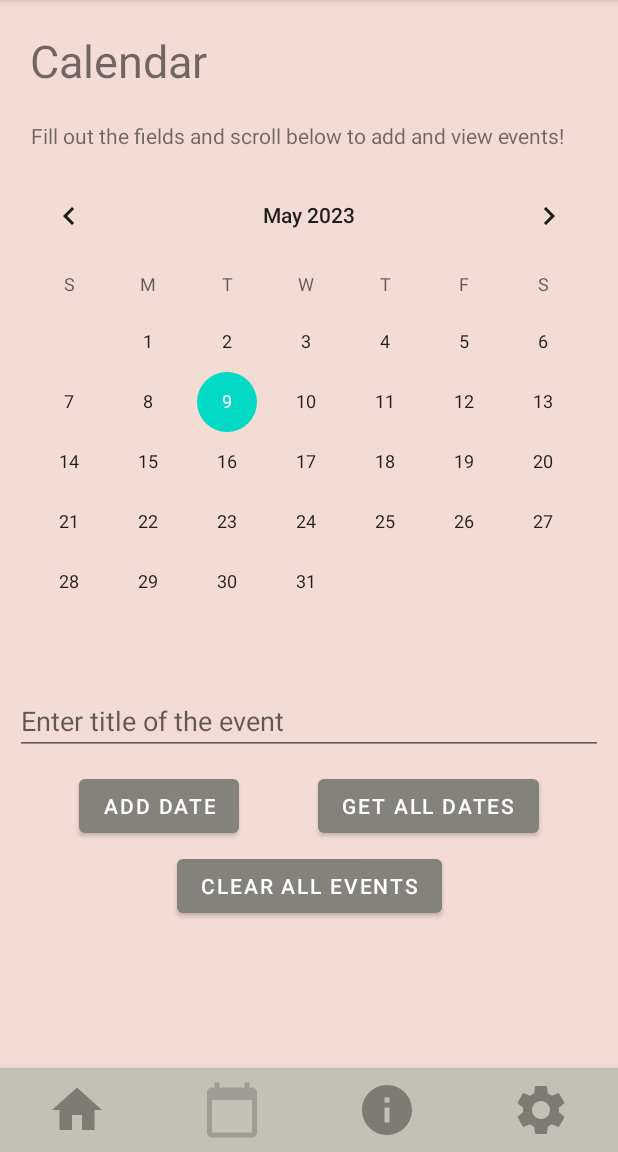
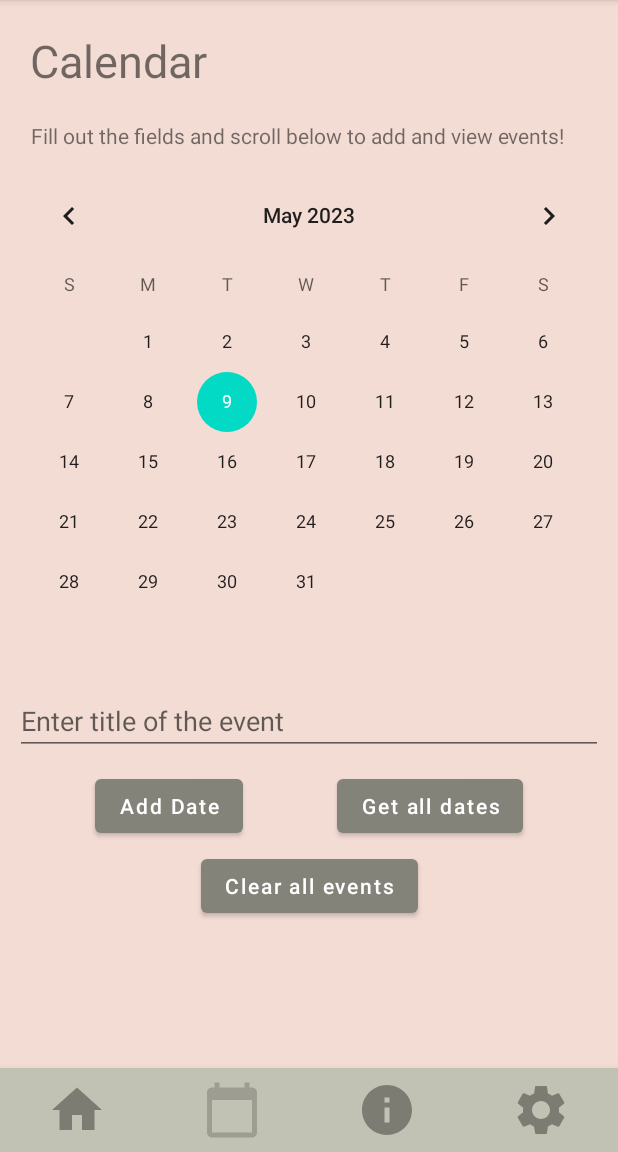
Before and after one commit to fmasood23/HabiApp, an Android app: the HomeFragment screen opened directly, with no data from a screen before it, item 2 of the bottom bar chosen, on a phone screen of 412 x 824 dp, the part 84-1236 px from its top. Run offline under Robolectric (Android 15) with nearby library versions, the phone set to English and light mode, and no system bars.

Commit message:
make all buttons consistent

```diff
--- a/app/src/main/res/layout/fragment_calendar.xml
+++ b/app/src/main/res/layout/fragment_calendar.xml
@@ -63,7 +63,8 @@
         android:layout_marginTop="10dp"
         app:layout_constraintEnd_toEndOf="parent"
         app:layout_constraintStart_toEndOf="@+id/add_event"
-        app:layout_constraintTop_toBottomOf="@+id/enter_title" />
+        app:layout_constraintTop_toBottomOf="@+id/enter_title"
+        android:textAllCaps="false"/>
 
     <Button
         android:id="@+id/add_event"
@@ -73,7 +74,8 @@
         app:layout_constraintBottom_toBottomOf="@+id/get_event"
         app:layout_constraintEnd_toStartOf="@+id/get_event"
         app:layout_constraintStart_toEndOf="@+id/enter_title"
-        app:layout_constraintStart_toStartOf="parent" />
+        app:layout_constraintStart_toStartOf="parent"
+        android:textAllCaps="false" />
 
     <TextView
         android:id="@+id/get_date"
@@ -96,7 +98,8 @@
         android:layout_marginTop="5dp"
         app:layout_constraintEnd_toEndOf="parent"
         app:layout_constraintStart_toStartOf="parent"
-        app:layout_constraintTop_toBottomOf="@id/get_event" />
+        app:layout_constraintTop_toBottomOf="@id/get_event"
+        android:textAllCaps="false" />
 
 </androidx.constraintlayout.widget.ConstraintLayout>
 
--- a/app/src/main/res/layout/fragment_grocery_list.xml
+++ b/app/src/main/res/layout/fragment_grocery_list.xml
@@ -60,7 +60,8 @@
         app:layout_constraintEnd_toEndOf="parent"
         android:layout_marginTop="@dimen/ten"
         app:layout_constraintStart_toEndOf="@+id/add_grocery"
-        app:layout_constraintTop_toBottomOf="@id/grocery_info" />
+        app:layout_constraintTop_toBottomOf="@id/grocery_info"
+        android:textAllCaps="false" />
 
     <Button
         android:id="@+id/add_grocery"
@@ -71,7 +72,8 @@
         app:layout_constraintBottom_toBottomOf="@+id/delete_grocery"
         app:layout_constraintEnd_toStartOf="@+id/delete_grocery"
         app:layout_constraintStart_toStartOf="parent"
-        app:layout_constraintTop_toBottomOf="@id/grocery_info" />
+        app:layout_constraintTop_toBottomOf="@id/grocery_info"
+        android:textAllCaps="false" />
 
 </androidx.constraintlayout.widget.ConstraintLayout>
 </ScrollView>
--- a/app/src/main/res/layout/fragment_home.xml
+++ b/app/src/main/res/layout/fragment_home.xml
@@ -38,7 +38,8 @@
         android:layout_marginRight="20dp"
         app:layout_constraintEnd_toEndOf="parent"
         app:layout_constraintStart_toStartOf="parent"
-        app:layout_constraintTop_toBottomOf="@id/instruction_tracker" />
+        app:layout_constraintTop_toBottomOf="@id/instruction_tracker"
+        android:textAllCaps="false" />
 
     <Button
         android:id="@+id/to_do_button"
@@ -51,6 +52,7 @@
         app:layout_constraintEnd_toEndOf="parent"
         app:layout_constraintStart_toStartOf="parent"
         app:layout_constraintTop_toBottomOf="@id/water_button"
+        android:textAllCaps="false"
         />
 
     <Button
@@ -64,6 +66,7 @@
         app:layout_constraintEnd_toEndOf="parent"
         app:layout_constraintStart_toStartOf="parent"
         app:layout_constraintTop_toBottomOf="@id/to_do_button"
+        android:textAllCaps="false"
         />
 
     <Button
@@ -77,6 +80,7 @@
         app:layout_constraintEnd_toEndOf="parent"
         app:layout_constraintStart_toStartOf="parent"
         app:layout_constraintTop_toBottomOf="@id/sleep_button"
+        android:textAllCaps="false"
         />
 
 </androidx.constraintlayout.widget.ConstraintLayout>
--- a/app/src/main/res/layout/fragment_sleep_tracker.xml
+++ b/app/src/main/res/layout/fragment_sleep_tracker.xml
@@ -50,7 +50,8 @@
         android:text="Submit"
         app:layout_constraintEnd_toEndOf="parent"
         app:layout_constraintStart_toStartOf="parent"
-        app:layout_constraintTop_toBottomOf="@id/enter_sleep"/>
+        app:layout_constraintTop_toBottomOf="@id/enter_sleep"
+        android:textAllCaps="false"/>
 
     <TextView
         android:id="@+id/sleep_average"
--- a/app/src/main/res/layout/fragment_to_do_list.xml
+++ b/app/src/main/res/layout/fragment_to_do_list.xml
@@ -52,7 +52,8 @@
         android:text="Clear list"
         app:layout_constraintEnd_toEndOf="parent"
         app:layout_constraintStart_toEndOf="@+id/add_to_do"
-        app:layout_constraintTop_toBottomOf="@id/to_do_info" />
+        app:layout_constraintTop_toBottomOf="@id/to_do_info"
+        android:textAllCaps="false" />
 
     <Button
         android:id="@+id/add_to_do"
@@ -63,6 +64,7 @@
         app:layout_constraintBottom_toBottomOf="@+id/delete_to_do"
         app:layout_constraintEnd_toStartOf="@+id/delete_to_do"
         app:layout_constraintStart_toStartOf="parent"
-        app:layout_constraintTop_toBottomOf="@id/to_do_info" />
+        app:layout_constraintTop_toBottomOf="@id/to_do_info"
+        android:textAllCaps="false" />
 
 </androidx.constraintlayout.widget.ConstraintLayout>
--- a/app/src/main/res/layout/fragment_water_tracker.xml
+++ b/app/src/main/res/layout/fragment_water_tracker.xml
@@ -39,7 +39,8 @@
         android:text="Add a glass"
         app:layout_constraintEnd_toEndOf="parent"
         app:layout_constraintStart_toStartOf="parent"
-        app:layout_constraintTop_toBottomOf="@id/water_prompt"/>
+        app:layout_constraintTop_toBottomOf="@id/water_prompt"
+        android:textAllCaps="false"/>
 
     <TextView
         android:id="@+id/water_total"
```
Also changed, not shown: app/src/main/res/layout/fragment_setting.xml (+6 -3 lines).
